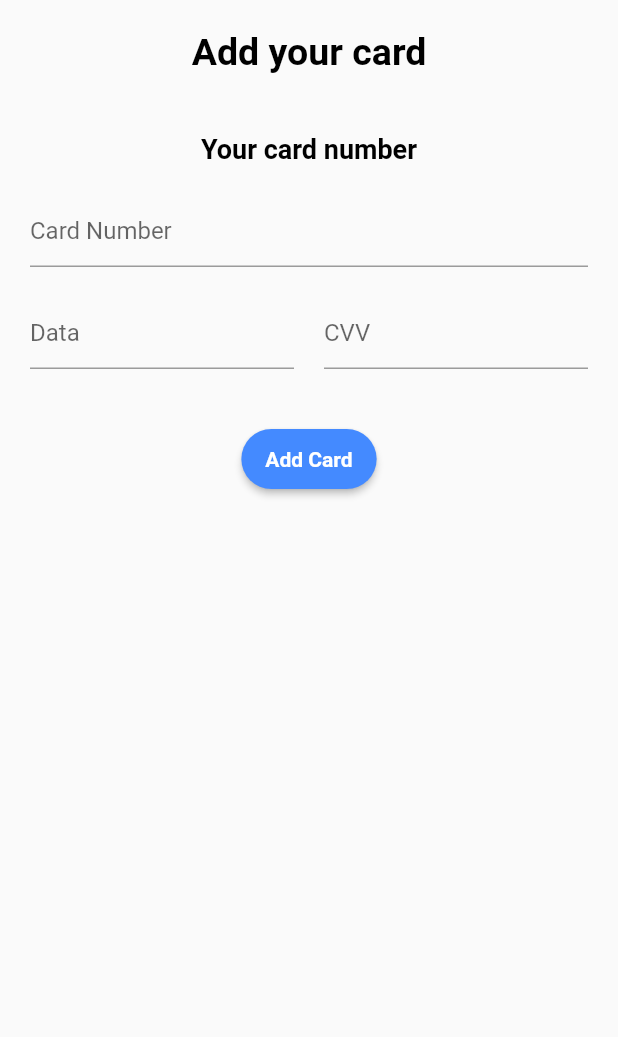
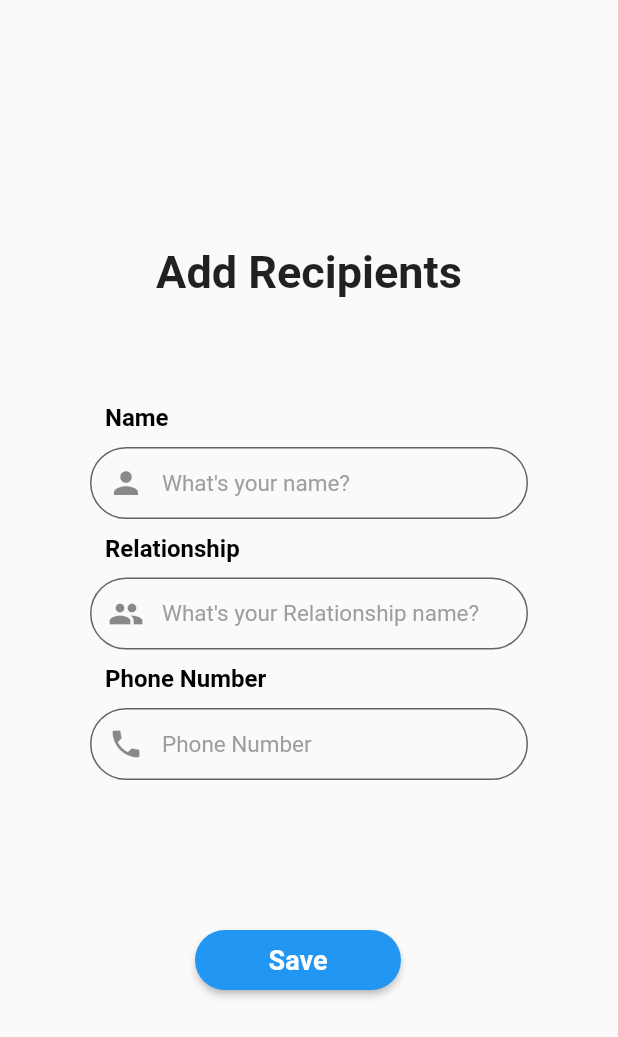
Before and after one commit to Abdulloh-Abdullayev/credit_card, a Flutter app: the HomePage screen opened by its route, on a phone screen of 412 x 824 dp. Shown: the top 1037 px of the screen. Run offline on Flutter 3.47's test engine with Material 2 defaults, Android fonts, the phone set to English and light mode, and no system bars; our stand-ins replace flutter_masked_text2, flutter_slidable, hive, hive_flutter; accounts and stored records are empty; network calls fail.

Commit message:
exam_revicion

```diff
--- a/lib/models/card_model.dart
+++ b/lib/models/card_model.dart
@@ -10,28 +10,28 @@ String welcomeToJson(List<Welcome> data) => json.encode(List<dynamic>.from(data.
 
 class Welcome {
   Welcome({
-    required this.cardNumber,
-    required this.data,
-    required this.cvv,
+    required this.name,
+    required this.relative,
+    required this.number,
     required this.id,
   });
 
-  String cardNumber;
-  String data;
-  String cvv;
+  String name;
+  String relative;
+  String number;
   String id;
 
   factory Welcome.fromJson(Map<String, dynamic> json) => Welcome(
-    cardNumber: json["cardNumber"],
-    data: json["data"],
-    cvv: json["cvv"],
+    name: json["name"],
+    relative: json["relative"],
+    number: json["number"],
     id: json["id"],
   );
 
   Map<String, dynamic> toJson() => {
-    "cardNumber": cardNumber,
-    "data": data,
-    "cvv": cvv,
+    "name": name,
+    "relative": relative,
+    "number": number,
     "id": id,
   };
 }
--- a/lib/pages/HomePage.dart
+++ b/lib/pages/HomePage.dart
@@ -1,5 +1,6 @@
 import 'package:credit_card/models/card_model.dart';
 import 'package:credit_card/pages/CardPage.dart';
+import 'package:credit_card/services/hive_services.dart';
 import 'package:credit_card/services/http_service.dart';
 import 'package:flutter/material.dart';
 import 'package:flutter_masked_text2/flutter_masked_text2.dart';
@@ -16,17 +17,23 @@ class _HomePageState extends State<HomePage> {
 
   List<Welcome> list = [];
 
-  TextEditingController numberController = MaskedTextController(mask: "000 000 000");
-  TextEditingController dataController = MaskedTextController(mask: "00/00");
-  TextEditingController cvvController = MaskedTextController(mask: "000");
+  TextEditingController nameController = TextEditingController();
+  TextEditingController relativeController = TextEditingController();
+  TextEditingController numberController = MaskedTextController(mask: "00 0000000");
 
   void apiCreateComment() {
-    String cardNumber = numberController.text.trim().toString();
-    String data = dataController.text.trim().toString();
-    String cvv = cvvController.text.trim().toString();
+    String name = nameController.text.trim().toString();
+    String relative = relativeController.text.trim().toString();
+    String number = numberController.text.trim().toString();
 
 
-    Welcome value = Welcome(cardNumber: cardNumber, data: data, cvv: cvv, id: "");
+    Welcome value = Welcome(name: name, relative: relative, number: number, id: "");
+
+    /// Saqlayapti
+    HiveDB().storeUser(value);
+
+    /// Olayapti
+    var user = HiveDB().loadUser();
 
     Network.POST(Network.API_CARDS, Network.paramsCreate(value)).then((value){
       setState(() {
@@ -37,64 +44,87 @@ class _HomePageState extends State<HomePage> {
 
   @override
   Widget build(BuildContext context) {
-    return Scaffold(
-      body: SingleChildScrollView(
+    return  SafeArea(
+      child: Scaffold(
+          body: Center(
+            child: SingleChildScrollView(
+              child: Container(
+                padding: EdgeInsets.only(left: 60,right: 60),
                 child: Column(
-          mainAxisAlignment: MainAxisAlignment.start,
+                  mainAxisAlignment: MainAxisAlignment.center,
+                  crossAxisAlignment: CrossAxisAlignment.start,
                   children: [
                     Container(
-              padding: EdgeInsets.all(20),
-              child: Text("Add your card", style: TextStyle(color: Colors.black, fontSize: 25, fontWeight: FontWeight.bold),),
+                      alignment: Alignment.center,
+                      child: Text("Add Recipients",style: TextStyle(fontWeight: FontWeight.bold,fontSize: 30),),
+                    ),
+                    SizedBox(height: 60,),
+                    Container(
+                      padding: EdgeInsets.all(10),
+                      child: Text("Name",style: TextStyle(color: Colors.black, fontSize: 16,fontWeight: FontWeight.bold),),
                     ),
                     Container(
-              padding: EdgeInsets.all(20),
-              child: Text("Your card number", style: TextStyle(color: Colors.black, fontSize: 18, fontWeight: FontWeight.bold),),
+                      child: TextField(
+                        controller: nameController,
+                        style: TextStyle(fontSize: 15),
+                        decoration: InputDecoration(
+                            prefixIcon: Icon(Icons.person),
+                            fillColor: Colors.grey.shade50,
+                            filled: true,
+                            contentPadding: EdgeInsets.all(10),
+                            border: OutlineInputBorder(
+                              borderSide: BorderSide(color: Colors.grey),
+                              borderRadius: BorderRadius.circular(30),
+                            ),
+                            hintText: "What's your name?",
+                            hintStyle: TextStyle(color: Colors.grey)),
+                      ),
                     ),
                     Container(
-              padding: EdgeInsets.only(left: 20, right: 20),
+                      padding: EdgeInsets.all(10),
+                      child: Text("Relationship",style: TextStyle(color: Colors.black, fontSize: 16,fontWeight: FontWeight.bold),),
+                    ),
+                    Container(
+                      child: TextField(
+                        controller: relativeController,
+                        style: TextStyle(fontSize: 15),
+                        decoration: InputDecoration(
+                            prefixIcon: Icon(Icons.people),
+                            fillColor: Colors.grey.shade50,
+                            filled: true,
+                            contentPadding: EdgeInsets.all(10),
+                            border: OutlineInputBorder(
+                              borderSide: BorderSide(color: Colors.grey),
+                              borderRadius: BorderRadius.circular(30),
+                            ),
+                            hintText: "What's your Relationship name?",
+                            hintStyle: TextStyle(color: Colors.grey)),
+                      ),
+                    ),
+                    Container(
+                      padding: EdgeInsets.all(10),
+                      child: Text("Phone Number",style: TextStyle(color: Colors.black, fontSize: 16,fontWeight: FontWeight.bold),),
+                    ),
+                    Container(
                       child: TextField(
                         controller: numberController,
-                keyboardType: TextInputType.text,
-                decoration: const InputDecoration(
-                  hintText: 'Card Number',
+                        style: TextStyle(fontSize: 15),
+                        decoration: InputDecoration(
+                            prefixIcon: Icon(Icons.phone),
+                            fillColor: Colors.grey.shade50,
+                            filled: true,
+                            contentPadding: EdgeInsets.all(10),
+                            border: OutlineInputBorder(
+                              borderSide: BorderSide(color: Colors.grey),
+                              borderRadius: BorderRadius.circular(30),
+                            ),
+                            hintText: "Phone Number",
+                            hintStyle: TextStyle(color: Colors.grey)),
                       ),
                     ),
-            ),
-            SizedBox(height: 20,),
-            Row(
-              children: [
-                SizedBox(width: 20,),
-                Expanded(
-                  child: Container(
+                    Container(
+                      margin: EdgeInsets.only(left: 70,top: 100),
                       width: MediaQuery.of(context).size.width/3,
-                    child: TextField(
-                      controller: dataController,
-                      keyboardType: TextInputType.text,
-                      decoration: const InputDecoration(
-                        hintText: 'Data',
-                      ),
-                    ),
-                  ),
-                ),
-                SizedBox(width: 20,),
-                Expanded(
-                  child: Container(
-                    width: MediaQuery.of(context).size.width/3,
-                    child: TextField(
-                      controller: cvvController,
-                      keyboardType: TextInputType.text,
-                      decoration: const InputDecoration(
-                        hintText: 'CVV',
-                      ),
-                    ),
-                  ),
-                ),
-                SizedBox(width: 20,),
-              ],
-            ),
-            SizedBox(height: 40,),
-
-            Container(
                       height: 40,
                       child: MaterialButton(
                         shape: RoundedRectangleBorder(
@@ -103,12 +133,15 @@ class _HomePageState extends State<HomePage> {
                         onPressed: (){
                           apiCreateComment();
                         },
-                color: Colors.blueAccent,
-                child: Text("Add Card", style: TextStyle(color: Colors.white,fontWeight: FontWeight.bold)),
+                        color: Colors.blue,
+                        child: Text("Save",style: TextStyle(color: Colors.white, fontWeight: FontWeight.bold,fontSize: 18),),
+                      ),
+                    ),
+                  ],
+                ),
+              ),
             ),
           )
-          ],
-        ),
       ),
     );
   }
--- a/lib/services/http_service.dart
+++ b/lib/services/http_service.dart
@@ -6,7 +6,7 @@ import 'package:http/http.dart';
 class Network {
 
   // Base url
-  static String BASE_URL = "6232fa8b6de3467dbac4cbe0.mockapi.io";
+  static String BASE_URL = "62345db5debd056201e33fab.mockapi.io";
 
   // Header
   static Map<String, String> headers = {
@@ -14,10 +14,10 @@ class Network {
   };
 
   // Apis
-  static String API_CARDS = "/card/card";
+  static String API_CARDS = "/contact/contact";
 
   static String apidelete(String id) {
-    return "/card/card/$id";
+    return "/contact/contact/$id";
   }
 
   // Methods
@@ -59,9 +59,9 @@ class Network {
 
     static Map<String, dynamic> paramsCreate(Welcome value) {
     Map<String, dynamic> map = {
-      "cardNumber": value.cardNumber,
-      'data': value.data,
-      'cvv': value.cvv,
+      "name": value.name,
+      'relative': value.relative,
+      'number': value.number,
       'id': value.id,
     };
     return map;
--- a/pubspec.yaml
+++ b/pubspec.yaml
@@ -21,6 +21,8 @@ dependencies:
   flutter_slidable: ^1.2.0
   http: ^0.13.4
   flutter_masked_text2: ^0.9.1
+  hive:
+  hive_flutter:
 
 dev_dependencies:
   flutter_test:
@@ -36,8 +38,8 @@ flutter:
   uses-material-design: true
 
 
-  # assets:
-  #   - images/a_dot_burr.jpeg
+  assets:
+    - assets/images/
 
   # fonts:
   #   - family: Schyler
```
Also changed, not shown: lib/main.dart (+7 -2 lines), lib/pages/CardPage.dart (+65 -50 lines), lib/services/hive_services.dart (added, +21 -0 lines), assets/images/img_1.png (added), assets/images/img_2.png (added), assets/images/img_3.png (added), assets/images/img_4.png (added), assets/images/img_5.png (added), assets/images/img_6.png (added), pubspec.lock. Lines whose indentation alone changed are shown as unchanged.
